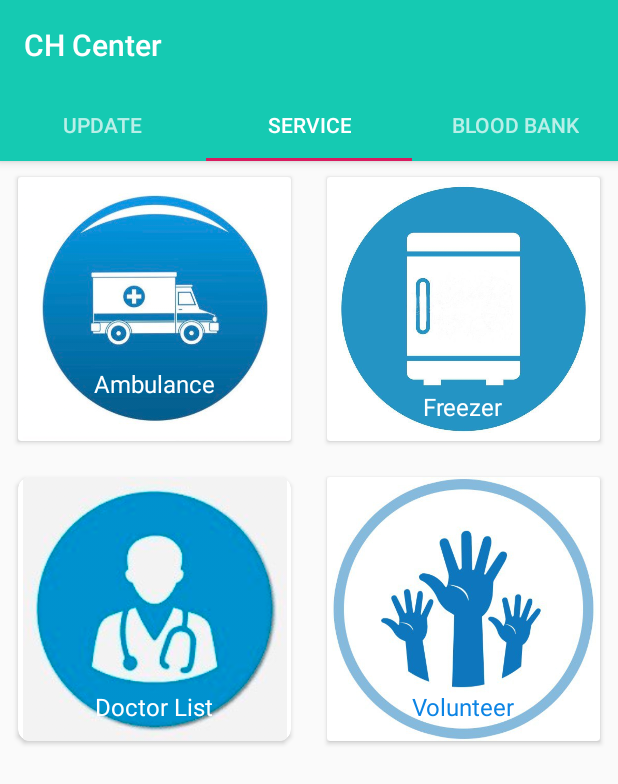
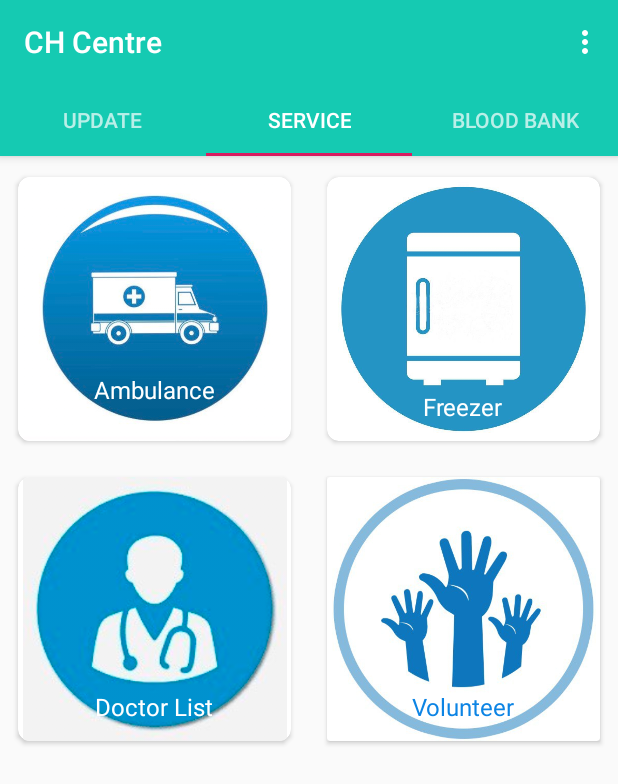
Before and after one commit to nidhashafeef/ch_centre, an Android app: the screen it shows after launch (Main2Activity), tab 2 chosen, on a phone screen of 412 x 824 dp. Shown: the top 784 px of the screen. Run offline under Robolectric (Android 15) with nearby library versions, the phone set to English and light mode, and no system bars.

Commit message:
Merge branch 'master' of https://github.com/nidhashafeef/ch_centre into shahma_development
modified modules(FragmentService,FragmntUpdate,)

```diff
--- a/app/src/main/java/com/example/chcenter/Main2Activity.kt
+++ b/app/src/main/java/com/example/chcenter/Main2Activity.kt
@@ -1,20 +1,24 @@
 package com.example.chcenter
 
 import android.content.Intent
+import android.os.Build
 import android.os.Bundle
 import android.os.PersistableBundle
 import android.view.Menu
 import android.view.MenuItem
+import androidx.annotation.RequiresApi
 import com.google.android.material.tabs.TabLayout
 import androidx.viewpager.widget.ViewPager
 import androidx.appcompat.app.AppCompatActivity
+import androidx.appcompat.widget.Toolbar
 
 import com.example.chcenter.ui.main.SectionsPagerAdapter
-
+import kotlinx.android.synthetic.main.activity_donation.*
+import kotlinx.android.synthetic.main.fragment_service.*
 
 
 class Main2Activity : AppCompatActivity() {
-
+    @RequiresApi(Build.VERSION_CODES.LOLLIPOP)
     override fun onCreate(savedInstanceState: Bundle?) {
         super.onCreate(savedInstanceState)
         setContentView(R.layout.activity_main2)
@@ -24,31 +28,36 @@ class Main2Activity : AppCompatActivity() {
         viewPager.adapter = sectionsPagerAdapter
         val tabs: TabLayout = findViewById(R.id.tabs)
         tabs.setupWithViewPager(viewPager)
+        val toolbar: Toolbar = findViewById(R.id.toolbar);
+        toolbar.setTitle("CH Centre")
+        setSupportActionBar(toolbar)
 
     }
 
 
     override fun onCreateOptionsMenu(menu: Menu?): Boolean {
         val inflater = menuInflater
-        inflater.inflate(R.menu.example_menu,menu)
+        inflater.inflate(R.menu.example_menu, menu)
         return super.onCreateOptionsMenu(menu)
+
     }
+
     override fun onOptionsItemSelected(item: MenuItem?): Boolean {
-        when(item?.itemId){
-            R.id.item_office->{
+        when (item?.itemId) {
+            R.id.item_office -> {
 
-               // val  intent= Intent(this,Office::class.java)
-                val  intent= Intent(this, Office_Activity::class.java)
+                // val  intent= Intent(this,Office::class.java)
+                val intent = Intent(this, Office_Activity::class.java)
                 startActivity(intent)
             }
-            R.id.item_history->{
-                val  intent= Intent(this, History_Activity::class.java)
+            R.id.item_history -> {
+                val intent = Intent(this, History_Activity::class.java)
                 startActivity(intent)
 
 
             }
-            R.id.item_profile->{
-                val  intent= Intent(this, Profile_Activity::class.java)
+            R.id.item_profile -> {
+                val intent = Intent(this, Profile_Activity::class.java)
                 startActivity(intent)
 
             }
@@ -56,5 +65,4 @@ class Main2Activity : AppCompatActivity() {
         }
         return super.onOptionsItemSelected(item)
     }
-
 }
--- a/app/src/main/res/layout/activity_ambulance__registration.xml
+++ b/app/src/main/res/layout/activity_ambulance__registration.xml
@@ -67,7 +67,6 @@
         android:layout_width="wrap_content"
         android:layout_height="wrap_content"
         android:layout_marginTop="68dp"
-        android:onClick="displayToast"
         android:text="Save"
         app:layout_constraintEnd_toEndOf="parent"
         app:layout_constraintHorizontal_bias="0.498"
--- a/app/src/main/res/layout/activity_main2.xml
+++ b/app/src/main/res/layout/activity_main2.xml
@@ -9,16 +9,11 @@
         android:layout_width="match_parent"
         android:layout_height="wrap_content"
         android:theme="@style/AppTheme.AppBarOverlay">
-
-        <TextView
-            android:id="@+id/title"
-            android:layout_width="wrap_content"
-            android:layout_height="wrap_content"
-            android:gravity="center"
-            android:minHeight="?actionBarSize"
-            android:padding="@dimen/appbar_padding"
-            android:text="@string/app_name"
-            android:textAppearance="@style/TextAppearance.Widget.AppCompat.Toolbar.Title" />
+        <androidx.appcompat.widget.Toolbar
+            android:id="@+id/toolbar"
+            android:layout_width="match_parent"
+            android:layout_height="?attr/actionBarSize">
+        </androidx.appcompat.widget.Toolbar>
 
         <com.google.android.material.tabs.TabLayout
             android:id="@+id/tabs"
--- a/app/src/main/res/layout/fragment_service.xml
+++ b/app/src/main/res/layout/fragment_service.xml
@@ -6,6 +6,9 @@
     android:orientation="vertical" android:layout_width="match_parent"
     android:layout_height="match_parent">
 
+
+
+
     <LinearLayout
         android:layout_width="match_parent"
         android:layout_height="200dp"
@@ -13,49 +16,50 @@
 
 
         <androidx.cardview.widget.CardView
+            app:cardCornerRadius="8dp"
             android:layout_width="match_parent"
             android:layout_height="match_parent"
             android:layout_weight="1"
             android:layout_margin="12dp"
-            android:elevation="4dp">
-
+            android:elevation="4dp" >
 
             <ImageView
-                android:id="@+id/imageView5"
+                android:id="@+id/imageView3"
                 android:layout_width="wrap_content"
                 android:layout_height="wrap_content"
                 app:srcCompat="@drawable/img2" />
 
             <TextView
-                android:id="@+id/textView14"
+
                 android:layout_width="wrap_content"
-                android:layout_height="37dp"
+                android:layout_height="33dp"
                 android:layout_gravity="bottom|center"
                 android:layout_marginBottom="12dp"
                 android:text="Ambulance"
                 android:textColor="#ffffff"
                 android:textSize="16dp" />
+
         </androidx.cardview.widget.CardView>
 
+
         <androidx.cardview.widget.CardView
+            app:cardCornerRadius="8dp"
             android:layout_width="match_parent"
             android:layout_height="match_parent"
+            android:layout_weight="1"
             android:layout_margin="12dp"
-            android:layout_weight="1"
-            android:elevation="4dp">
-uu
+            android:elevation="4dp"
+            >
+
             <ImageView
                 android:id="@+id/imageView4"
                 android:layout_width="wrap_content"
                 android:layout_height="wrap_content"
                 app:srcCompat="@drawable/img5" />
-
             <TextView
 
                 android:layout_width="wrap_content"
                 android:layout_height="wrap_content"
-
-
                 android:layout_gravity="bottom|center"
                 android:layout_marginBottom="12dp"
                 android:textColor="#ffffff"
@@ -63,8 +67,6 @@ uu
                 android:text="Freezer" />
         </androidx.cardview.widget.CardView>
     </LinearLayout>
-
-
 
     <LinearLayout
         android:layout_width="match_parent"
--- a/app/src/main/res/menu/example_menu.xml
+++ b/app/src/main/res/menu/example_menu.xml
@@ -4,13 +4,15 @@
 
     <item android:id="@+id/item_office"
         android:title="Office Details"
-        />
+        app:showAsAction="never"/>
 
     <item android:id="@+id/item_history"
-        android:title="History" />
+        android:title="History"
+        app:showAsAction="never"/>
 
     <item android:id="@+id/item_profile"
-        android:title="Profile"/>
+        android:title="Profile"
+        app:showAsAction="never"/>
 
 
 </menu>
```
Also changed, not shown: app/src/main/java/com/example/chcenter/Fragment_Service.kt (+18 -34 lines), app/src/main/java/com/example/chcenter/Fragment_Update.kt (+0 -25 lines), app/src/main/res/layout/fragment_update.xml (+5 -3 lines).
